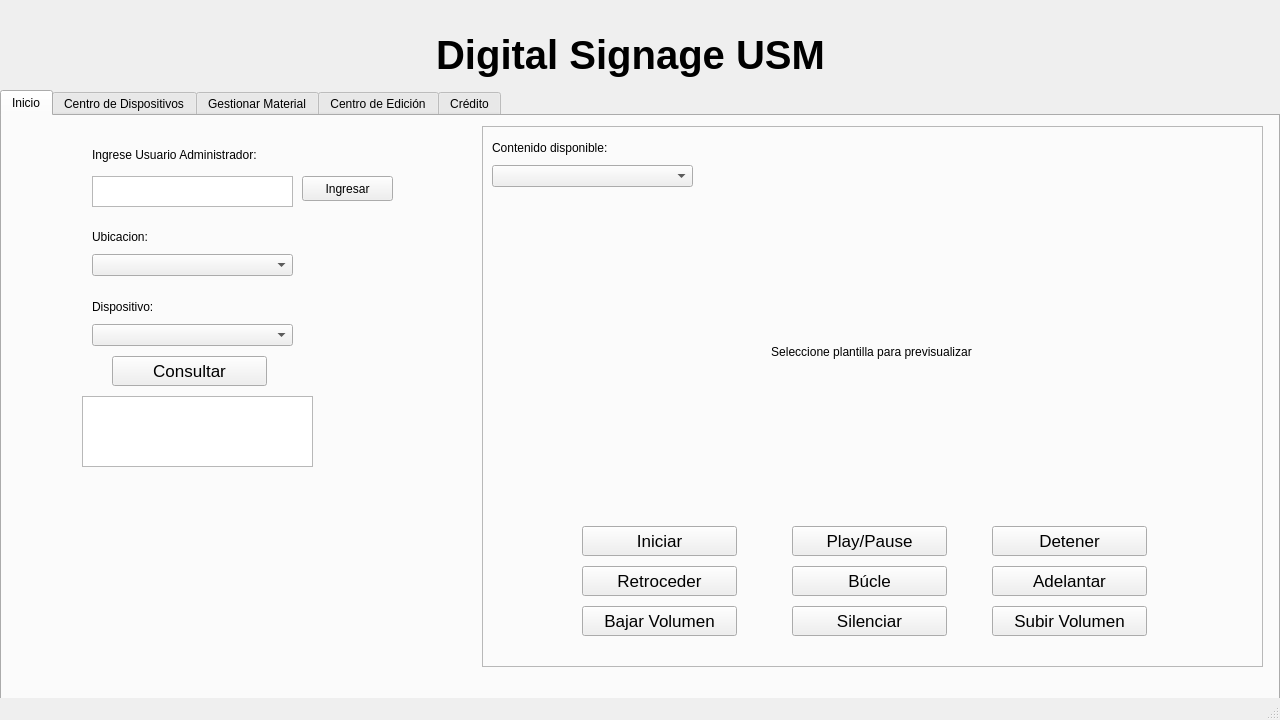
First picture: the form in ProyectoQT/Interfaz_Digital_SIgnage_USM/mainwindow.ui, repository seba-saca/Digital_Signage_USM, before the edit.
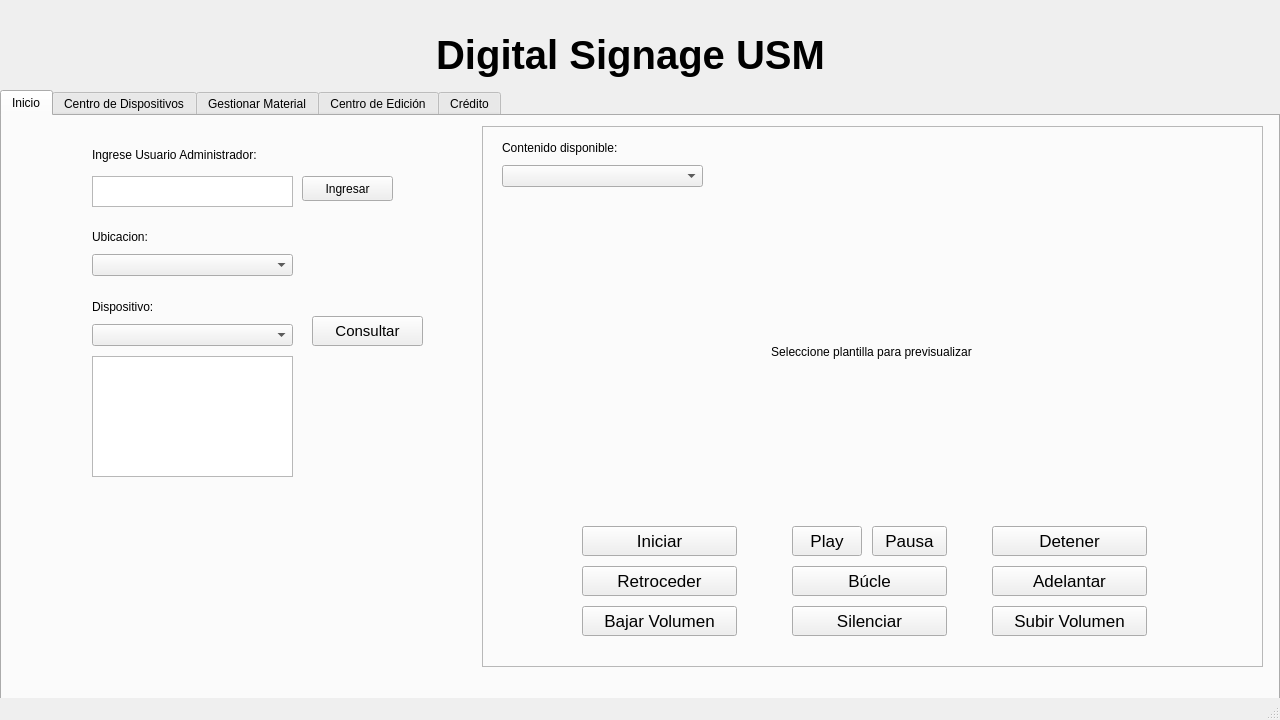
Second picture: the form after the edit. The open tabs and pages were chosen to show the change. Icons and pictures are not drawn.

The edit to the form file:
```diff
--- a/ProyectoQT/Interfaz_Digital_SIgnage_USM/mainwindow.ui
+++ b/ProyectoQT/Interfaz_Digital_SIgnage_USM/mainwindow.ui
@@ -97,28 +97,6 @@
        </item>
       </layout>
      </widget>
-     <widget class="QWidget" name="layoutWidget">
-      <property name="geometry">
-       <rect>
-        <x>490</x>
-        <y>20</y>
-        <width>201</width>
-        <height>51</height>
-       </rect>
-      </property>
-      <layout class="QVBoxLayout" name="verticalLayout_19">
-       <item>
-        <widget class="QLabel" name="label_2">
-         <property name="text">
-          <string>Contenido disponible:</string>
-         </property>
-        </widget>
-       </item>
-       <item>
-        <widget class="QComboBox" name="Lista_plantillas"/>
-       </item>
-      </layout>
-     </widget>
      <widget class="QWidget" name="layoutWidget_7">
       <property name="geometry">
        <rect>
@@ -238,33 +216,6 @@
        </size>
       </property>
      </widget>
-     <widget class="QPushButton" name="Pause">
-      <property name="geometry">
-       <rect>
-        <x>790</x>
-        <y>410</y>
-        <width>155</width>
-        <height>30</height>
-       </rect>
-      </property>
-      <property name="font">
-       <font>
-        <pointsize>13</pointsize>
-       </font>
-      </property>
-      <property name="text">
-       <string>Play/Pause</string>
-      </property>
-      <property name="icon">
-       <iconset theme="media-playback-pause"/>
-      </property>
-      <property name="iconSize">
-       <size>
-        <width>30</width>
-        <height>50</height>
-       </size>
-      </property>
-     </widget>
      <widget class="QFrame" name="frame">
       <property name="geometry">
        <rect>
@@ -472,19 +423,108 @@
         </size>
        </property>
       </widget>
+      <widget class="QWidget" name="layoutWidget">
+       <property name="geometry">
+        <rect>
+         <x>20</x>
+         <y>10</y>
+         <width>201</width>
+         <height>51</height>
+        </rect>
+       </property>
+       <layout class="QVBoxLayout" name="verticalLayout_19">
+        <item>
+         <widget class="QLabel" name="label_2">
+          <property name="text">
+           <string>Contenido disponible:</string>
+          </property>
+         </widget>
+        </item>
+        <item>
+         <widget class="QComboBox" name="Lista_plantillas"/>
+        </item>
+       </layout>
+      </widget>
+      <widget class="QPushButton" name="Reanudar">
+       <property name="geometry">
+        <rect>
+         <x>310</x>
+         <y>400</y>
+         <width>70</width>
+         <height>30</height>
+        </rect>
+       </property>
+       <property name="font">
+        <font>
+         <pointsize>13</pointsize>
+        </font>
+       </property>
+       <property name="text">
+        <string>Play</string>
+       </property>
+       <property name="icon">
+        <iconset theme="media-playback-start"/>
+       </property>
+       <property name="iconSize">
+        <size>
+         <width>30</width>
+         <height>50</height>
+        </size>
+       </property>
+      </widget>
+      <widget class="QPushButton" name="Pause">
+       <property name="geometry">
+        <rect>
+         <x>390</x>
+         <y>400</y>
+         <width>75</width>
+         <height>30</height>
+        </rect>
+       </property>
+       <property name="font">
+        <font>
+         <pointsize>13</pointsize>
+        </font>
+       </property>
+       <property name="text">
+        <string>Pausa</string>
+       </property>
+       <property name="icon">
+        <iconset theme="media-playback-pause"/>
+       </property>
+       <property name="iconSize">
+        <size>
+         <width>30</width>
+         <height>50</height>
+        </size>
+       </property>
+      </widget>
+      <widget class="QLabel" name="Inicio_feedback">
+       <property name="geometry">
+        <rect>
+         <x>255</x>
+         <y>520</y>
+         <width>261</width>
+         <height>20</height>
+        </rect>
+       </property>
+       <property name="text">
+        <string/>
+       </property>
+      </widget>
      </widget>
      <widget class="QPushButton" name="Consultar">
       <property name="geometry">
        <rect>
-        <x>110</x>
-        <y>240</y>
-        <width>155</width>
+        <x>310</x>
+        <y>200</y>
+        <width>111</width>
         <height>30</height>
        </rect>
       </property>
       <property name="font">
        <font>
-        <pointsize>13</pointsize>
+        <pointsize>11</pointsize>
        </font>
       </property>
       <property name="text">
@@ -503,18 +543,18 @@
      <widget class="QTextBrowser" name="Inicio_Status_Contenido">
       <property name="geometry">
        <rect>
-        <x>80</x>
-        <y>280</y>
-        <width>231</width>
-        <height>71</height>
+        <x>90</x>
+        <y>240</y>
+        <width>201</width>
+        <height>121</height>
        </rect>
       </property>
      </widget>
      <widget class="QLabel" name="Inicio_status">
       <property name="geometry">
        <rect>
-        <x>165</x>
-        <y>300</y>
+        <x>160</x>
+        <y>280</y>
         <width>61</width>
         <height>41</height>
        </rect>
```
Left out of the diff: 8 changed lines with no effect on the pictures.
